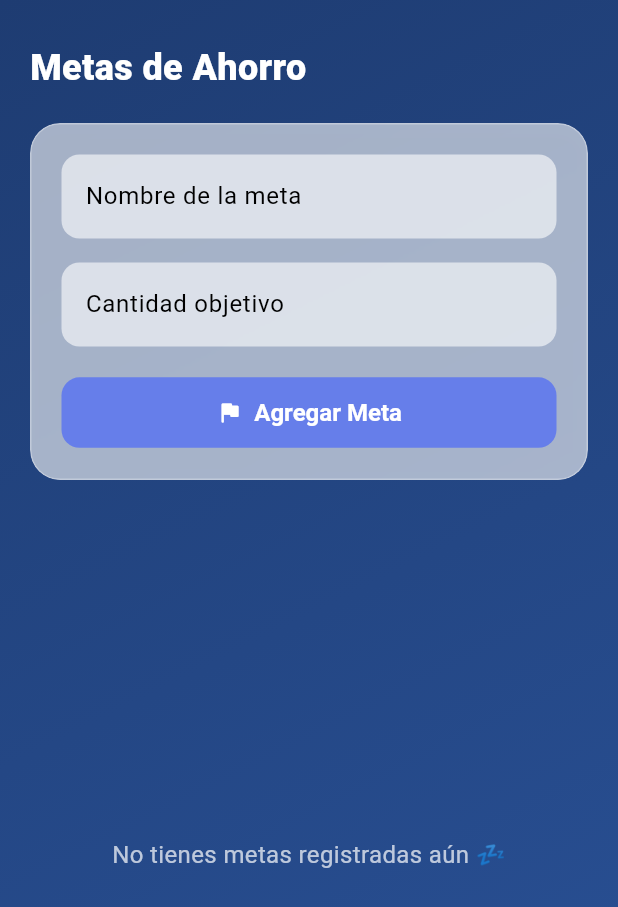
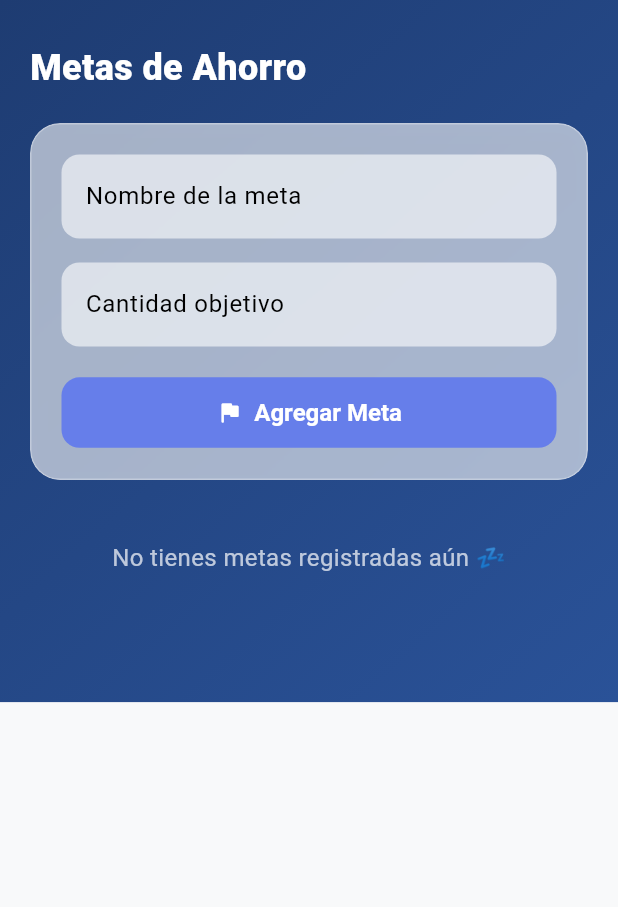
Before and after one commit to jcastanos77/valentina_vault_app, a Flutter app: the GoalPage widget shown alone on an empty page, opened directly, on a phone screen of 412 x 824 dp. Shown: the top 907 px of the screen. Run offline on Flutter 3.47's test engine with Material 3 defaults, Android fonts, the phone set to English and light mode, and no system bars; our stand-ins replace google_fonts, shared_preferences; accounts and stored records are empty; Roboto replaces fonts that are missing (SF Pro Display).

Commit message:
se corrigen bugs en la pantalla goal

```diff
--- a/lib/Tabs/Goal_page.dart
+++ b/lib/Tabs/Goal_page.dart
@@ -143,11 +143,6 @@ class _GoalPageState extends State<GoalPage> {
             builder: (context, constraints) {
               return SingleChildScrollView(
                 padding: const EdgeInsets.all(20),
-                child: ConstrainedBox(
-                  constraints: BoxConstraints(
-                    minHeight: constraints.maxHeight, // 👈 fuerza altura mínima
-                  ),
-                  child: IntrinsicHeight(
                 child: Column(
                   crossAxisAlignment: CrossAxisAlignment.start,
                   children: [
@@ -212,8 +207,7 @@ class _GoalPageState extends State<GoalPage> {
                                     borderSide: BorderSide.none,
                                   ),
                                 ),
-                                    keyboardType:
-                                    const TextInputType.numberWithOptions(
+                                keyboardType: const TextInputType.numberWithOptions(
                                     decimal: true),
                                 inputFormatters: [
                                   FilteringTextInputFormatter.allow(
@@ -234,14 +228,12 @@ class _GoalPageState extends State<GoalPage> {
                                   style: ElevatedButton.styleFrom(
                                     backgroundColor: primary,
                                     shape: RoundedRectangleBorder(
-                                          borderRadius: BorderRadius.circular(
-                                              12),
+                                      borderRadius: BorderRadius.circular(12),
                                     ),
-                                        padding: const EdgeInsets.symmetric(
-                                            vertical: 14),
+                                    padding:
+                                    const EdgeInsets.symmetric(vertical: 14),
                                     textStyle: const TextStyle(
-                                            fontWeight: FontWeight.bold,
-                                            fontSize: 16),
+                                        fontWeight: FontWeight.bold, fontSize: 16),
                                   ),
                                 ),
                               ),
@@ -253,37 +245,32 @@ class _GoalPageState extends State<GoalPage> {
 
                     const SizedBox(height: 20),
 
-                        Expanded(
-                          child: _goals.isEmpty
-                              ? const Center(
+                    // 📋 Lista de metas (sin Expanded ni ListView)
+                    if (_goals.isEmpty)
+                      const Center(
                         child: Padding(
                           padding: EdgeInsets.only(top: 20),
                           child: Text(
                             "No tienes metas registradas aún 💤",
-                                style: TextStyle(
-                                    color: Colors.white70, fontSize: 16),
+                            style:
+                            TextStyle(color: Colors.white70, fontSize: 16),
                           ),
                         ),
                       )
-                              : ListView.builder(
-                            shrinkWrap: true,
-                            physics: const NeverScrollableScrollPhysics(),
-                            itemCount: _goals.length,
-                            itemBuilder: (context, index) {
-                              final goal = _goals[index];
-                              final progreso = currentSavings /
-                                  (goal.amount > 0 ? goal.amount : 1);
-                              final porcentaje = (progreso.clamp(0, 1) * 100)
-                                  .toStringAsFixed(1);
+                    else
+                      Column(
+                        children: _goals.map((goal) {
+                          final progreso =
+                              currentSavings / (goal.amount > 0 ? goal.amount : 1);
+                          final porcentaje =
+                          (progreso.clamp(0, 1) * 100).toStringAsFixed(1);
 
                           return ClipRRect(
                             borderRadius: BorderRadius.circular(20),
                             child: BackdropFilter(
-                                  filter:
-                                  ImageFilter.blur(sigmaX: 10, sigmaY: 10),
+                              filter: ImageFilter.blur(sigmaX: 10, sigmaY: 10),
                               child: Container(
-                                    margin: const EdgeInsets.symmetric(
-                                        vertical: 8),
+                                margin: const EdgeInsets.symmetric(vertical: 8),
                                 padding: const EdgeInsets.all(20),
                                 decoration: BoxDecoration(
                                   color: Colors.white.withOpacity(0.65),
@@ -294,8 +281,7 @@ class _GoalPageState extends State<GoalPage> {
                                   ),
                                 ),
                                 child: Column(
-                                      crossAxisAlignment:
-                                      CrossAxisAlignment.start,
+                                  crossAxisAlignment: CrossAxisAlignment.start,
                                   children: [
                                     Text(
                                       goal.name,
@@ -311,13 +297,9 @@ class _GoalPageState extends State<GoalPage> {
                                       MainAxisAlignment.spaceBetween,
                                       children: [
                                         const Text('Progreso:',
-                                                style: TextStyle(
-                                                    color: Colors.grey)),
+                                            style: TextStyle(color: Colors.grey)),
                                         Text(
-                                              '\$${currentSavings
-                                                  .toStringAsFixed(
-                                                  2)} / \$${goal.amount
-                                                  .toStringAsFixed(2)}',
+                                          '\$${currentSavings.toStringAsFixed(2)} / \$${goal.amount.toStringAsFixed(2)}',
                                           style: const TextStyle(
                                             color: Color(0xFF1E293B),
                                             fontWeight: FontWeight.w600,
@@ -327,17 +309,14 @@ class _GoalPageState extends State<GoalPage> {
                                     ),
                                     const SizedBox(height: 10),
                                     ClipRRect(
-                                          borderRadius:
-                                          BorderRadius.circular(10),
+                                      borderRadius: BorderRadius.circular(10),
                                       child: LinearProgressIndicator(
                                         value: progreso.clamp(0, 1),
                                         minHeight: 8,
-                                            backgroundColor: Colors.white
-                                                .withOpacity(0.4),
+                                        backgroundColor:
+                                        Colors.white.withOpacity(0.4),
                                         valueColor:
-                                            AlwaysStoppedAnimation<Color>(
-                                              primary,
-                                            ),
+                                        AlwaysStoppedAnimation<Color>(primary),
                                       ),
                                     ),
                                     const SizedBox(height: 10),
@@ -355,14 +334,11 @@ class _GoalPageState extends State<GoalPage> {
                               ),
                             ),
                           );
-                            },
-                          ),
+                        }).toList(),
                       ),
 
                     const SizedBox(height: 65),
                   ],
-                    ),
-                  ),
                 ),
               );
             },
--- a/lib/Tabs/Trasaction_page.dart
+++ b/lib/Tabs/Trasaction_page.dart
@@ -352,7 +352,7 @@ class _TrasactionPageState extends State<TrasactionPage> with SingleTickerProvid
       ),
       child: DropdownButtonFormField<String>(
         value: value,
-        dropdownColor: Colors.white,
+        dropdownColor: Color(0xFF2a5298),
         decoration: const InputDecoration(border: InputBorder.none, contentPadding: EdgeInsets.symmetric(horizontal: 16, vertical: 12)),
         style: const TextStyle(color: Colors.white),
         items: items,
--- a/lib/Utils/Constants.dart
+++ b/lib/Utils/Constants.dart
@@ -1,3 +1,3 @@
 const String API_BASE_URL =
-    //"http://localhost:8080/api" ;
-    "https://apivalentinavault-production.up.railway.app/api";
+    "http://localhost:8080/api" ;
+    //"https://apivalentinavault-production.up.railway.app/api";
```
Also changed, not shown: lib/Tabs/Stats_page.dart (+8 -15 lines). Lines whose indentation alone changed are shown as unchanged.
